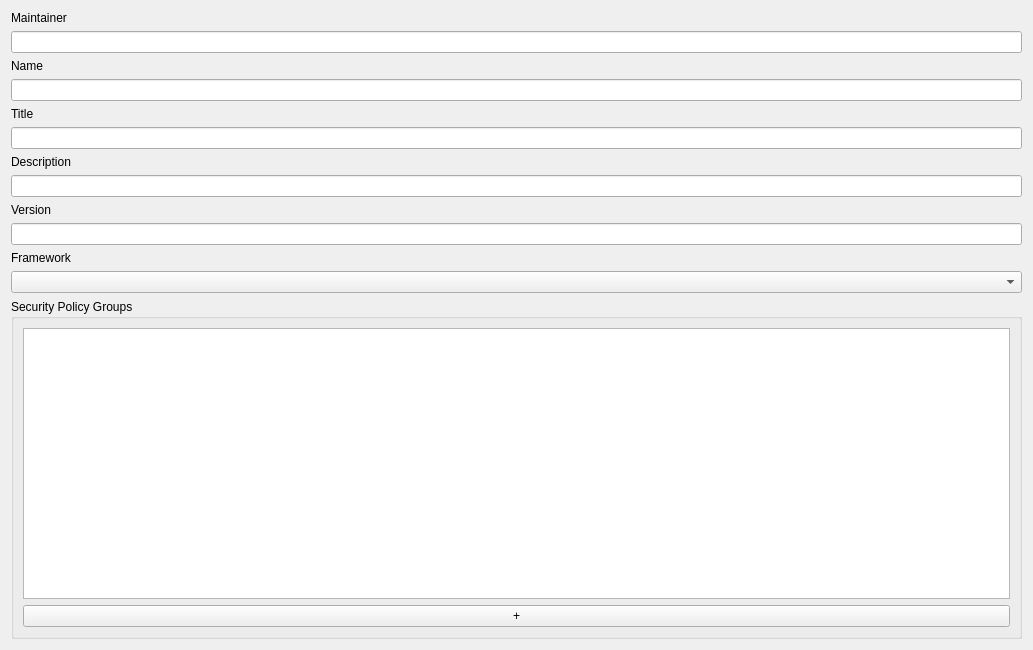
Old version of the form src/ubuntu/ubuntumanifesteditor.ui in the repository runelabs/qtcreator-plugin-ubuntu.
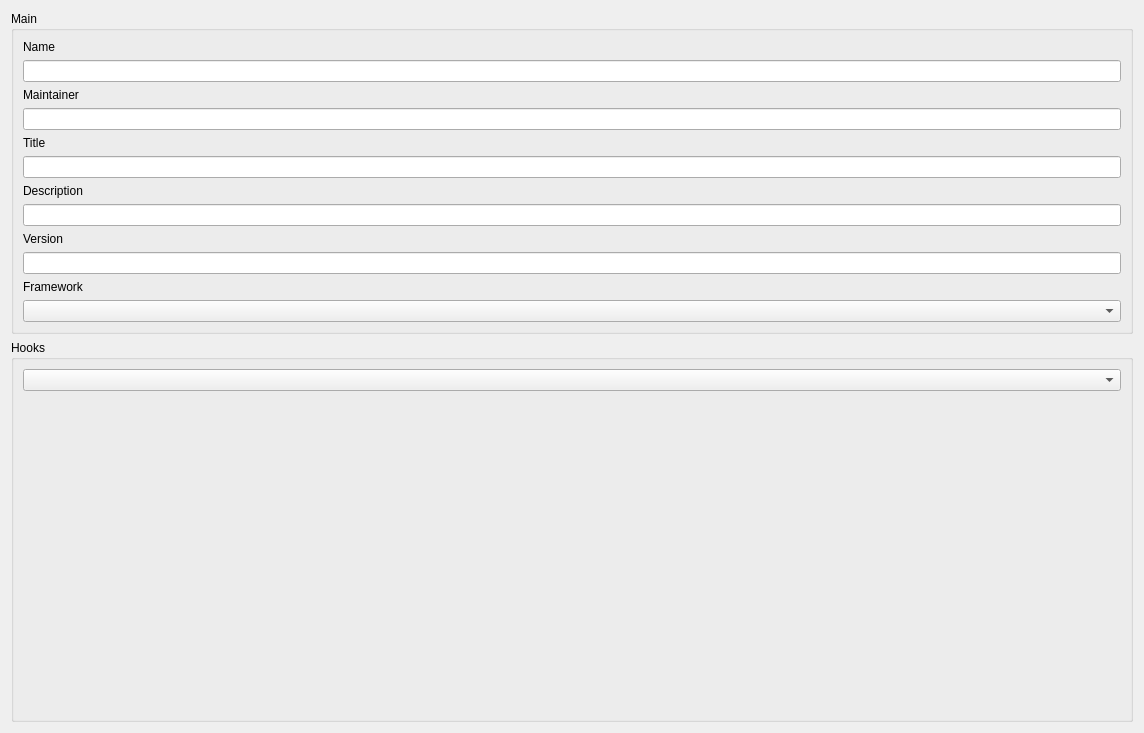
New version of the form.

Commit message: More work on editing the manifest file, added possibility to edit hooks

Diff of the .ui file:
```diff
--- a/src/ubuntu/ubuntumanifesteditor.ui
+++ b/src/ubuntu/ubuntumanifesteditor.ui
@@ -6,8 +6,8 @@
    <rect>
     <x>0</x>
     <y>0</y>
-    <width>1033</width>
-    <height>650</height>
+    <width>1144</width>
+    <height>733</height>
    </rect>
   </property>
   <property name="windowTitle">
@@ -15,19 +15,11 @@
   </property>
   <layout class="QVBoxLayout" name="verticalLayout">
    <item>
-    <widget class="QLabel" name="label_14">
-     <property name="text">
-      <string>Maintainer</string>
+    <widget class="QGroupBox" name="groupBox_2">
+     <property name="title">
+      <string>Main</string>
      </property>
-    </widget>
-   </item>
-   <item>
-    <widget class="QLineEdit" name="lineEdit_name">
-     <property name="text">
-      <string/>
-     </property>
-    </widget>
-   </item>
+     <layout class="QVBoxLayout" name="verticalLayout_3">
    <item>
     <widget class="QLabel" name="label_12">
      <property name="text">
@@ -35,6 +27,20 @@
      </property>
     </widget>
    </item>
+      <item>
+       <widget class="QLineEdit" name="lineEdit_name">
+        <property name="text">
+         <string/>
+        </property>
+       </widget>
+      </item>
+      <item>
+       <widget class="QLabel" name="label_14">
+        <property name="text">
+         <string>Maintainer</string>
+        </property>
+       </widget>
+      </item>
    <item>
     <widget class="QLineEdit" name="lineEdit_maintainer">
      <property name="text">
@@ -86,29 +92,20 @@
    <item>
     <widget class="QComboBox" name="comboBoxFramework"/>
    </item>
-   <item>
-    <widget class="QGroupBox" name="groupBox_6">
-     <property name="title">
-      <string>Security Policy Groups</string>
-     </property>
-     <layout class="QVBoxLayout" name="verticalLayout_19">
-      <item>
-       <widget class="QListWidget" name="listWidget">
-        <property name="alternatingRowColors">
-         <bool>true</bool>
-        </property>
-       </widget>
-      </item>
-      <item>
-       <layout class="QHBoxLayout" name="horizontalLayout_9">
-        <item>
-         <widget class="QPushButton" name="pushButton_addpolicy">
-          <property name="text">
-           <string>+</string>
-          </property>
-         </widget>
-        </item>
-       </layout>
+     </layout>
+    </widget>
+   </item>
+   <item>
+    <widget class="QGroupBox" name="groupBox">
+     <property name="title">
+      <string>Hooks</string>
+     </property>
+     <layout class="QVBoxLayout" name="verticalLayout_2">
+      <item>
+       <widget class="QComboBox" name="comboBoxHook"/>
+      </item>
+      <item>
+       <widget class="QStackedWidget" name="stackedWidget"/>
       </item>
      </layout>
     </widget>
```
Left out of the diff: 19 changed lines with no effect on the pictures. Lines whose indentation alone changed are shown as unchanged. The commit also changes 8 other files.
